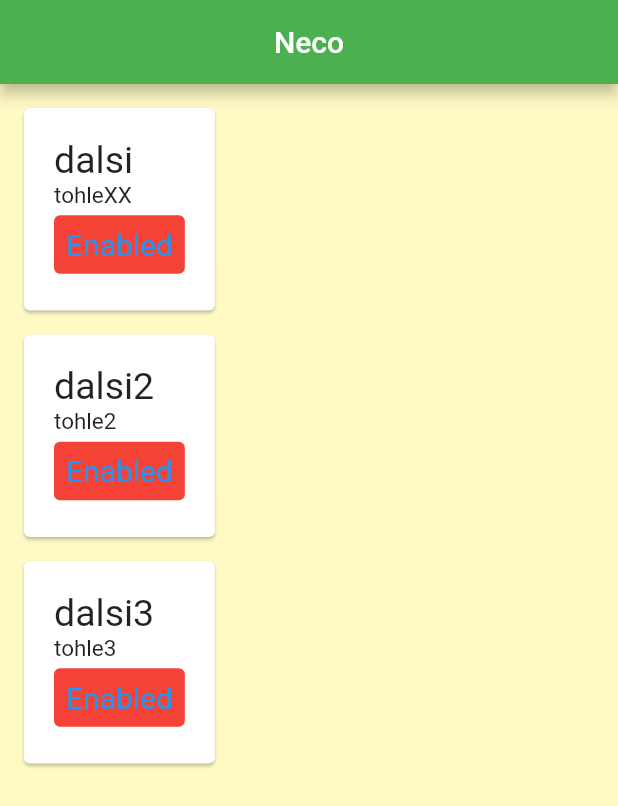
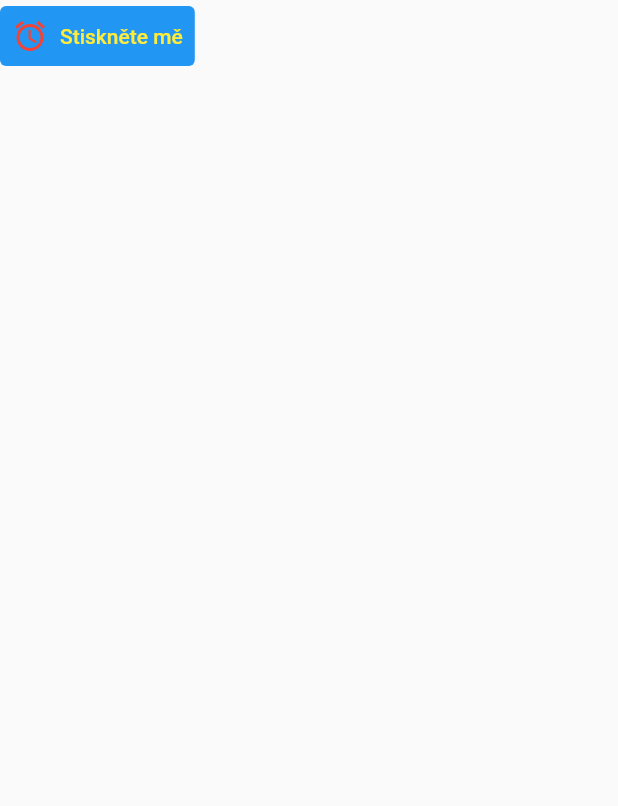
Before and after one commit to kristovanoha/firstHello, a Flutter app: the screen it shows after launch, on a phone screen of 412 x 824 dp. Shown: the top 806 px of the screen. Run offline on Flutter 3.47's test engine with Material 2 defaults, Android fonts, the phone set to English and light mode, and no system bars.

Commit message:
prepinani mezi strankami

```diff
--- a/first_hello_test/lib/main.dart
+++ b/first_hello_test/lib/main.dart
@@ -1,58 +1,16 @@
-import 'package:first_hello_test/quote.dart';
+import 'package:first_hello_test/page/choose_location.dart';
+import 'package:first_hello_test/page/loading.dart';
+import 'package:first_hello_test/page/homes.dart';
 import 'package:flutter/material.dart';
-import 'carWidget.dart';
 
 //StatefulWidget
 
-void main()=> runApp(MaterialApp(
-  home:QuoteList(),
+void main() => runApp(MaterialApp(
+ initialRoute: '/homes',
+routes: {
+  '/':(context) =>  Loading(),
+  '/homes':(context) => Homes(),
+  '/location':(context) => ChooseLocation()
+},
+
 ));
-
-
-// stful  - zkratka
-
-class QuoteList extends StatefulWidget {
-
-
-  @override
-  State<QuoteList> createState() => _MyWidgetState();
-}
-
-   List<Quote> queotes = [
-    Quote("tohleXX","dalsi"),
-    Quote("tohle2","dalsi2"),
-    Quote("tohle3","dalsi3"),
-
-    ];
-
-class _MyWidgetState extends State<QuoteList> {
-
-
-  @override
-  Widget build(BuildContext context) {
-    return Scaffold(
-
-
-
-    backgroundColor: Colors.yellow[100],
-    appBar: AppBar(
-      title: Text("Neco"),
-      centerTitle: true,
-      backgroundColor: Colors.green,),
-
-    body:Column(
-      mainAxisAlignment: MainAxisAlignment.start,
-      crossAxisAlignment: CrossAxisAlignment.start,
-     // children: queotes.map((quote) => Text( quote.author + " - " + quote.text)).toList(),
-        children: queotes.map((quote) => CardWidget(
-          quote: quote,
-          delete: (){
-            setState(() {
-              queotes.remove(quote);
-            });
-          }
-          )).toList(growable: true),
-      )
-    );
-  }
-}
--- /dev/null
+++ b/first_hello_test/lib/page/homes.dart
@@ -0,0 +1,36 @@
+import 'package:flutter/material.dart';
+
+class Homes extends StatefulWidget {
+  const Homes({super.key});
+
+  @override
+  State<Homes> createState() => _HomeState();
+}
+
+class _HomeState extends State<Homes> {
+  @override
+  Widget build(BuildContext context) {
+    return Scaffold(
+      body: SafeArea(
+        child: Column(
+              children: <Widget>[
+                TextButton.icon(
+                  onPressed: () {
+                    Navigator.pushNamed(context, '/location');
+                    // Tato funkce se zavolá po stisknutí tlačítka.
+                    print('Tlačítko bylo stisknuto.');
+                  },
+              style: TextButton.styleFrom(
+                backgroundColor: Colors.blue, // Barva pozadí tlačítka
+                iconColor: Colors.red, // Barva textu
+                foregroundColor: Colors.yellow,
+              ),
+                  icon: const Icon(Icons.access_alarm), // Ikona
+                  label: Text('Stiskněte mě'), // Text
+                ),
+              ],
+        ),
+    ),
+    );
+  }
+}
```
Also changed, not shown: first_hello_test/lib/mainDelete.dart (added, +58 -0 lines), first_hello_test/lib/page/choose_location.dart (added, +27 -0 lines), first_hello_test/lib/page/loading.dart (added, +17 -0 lines), 1 other file.
